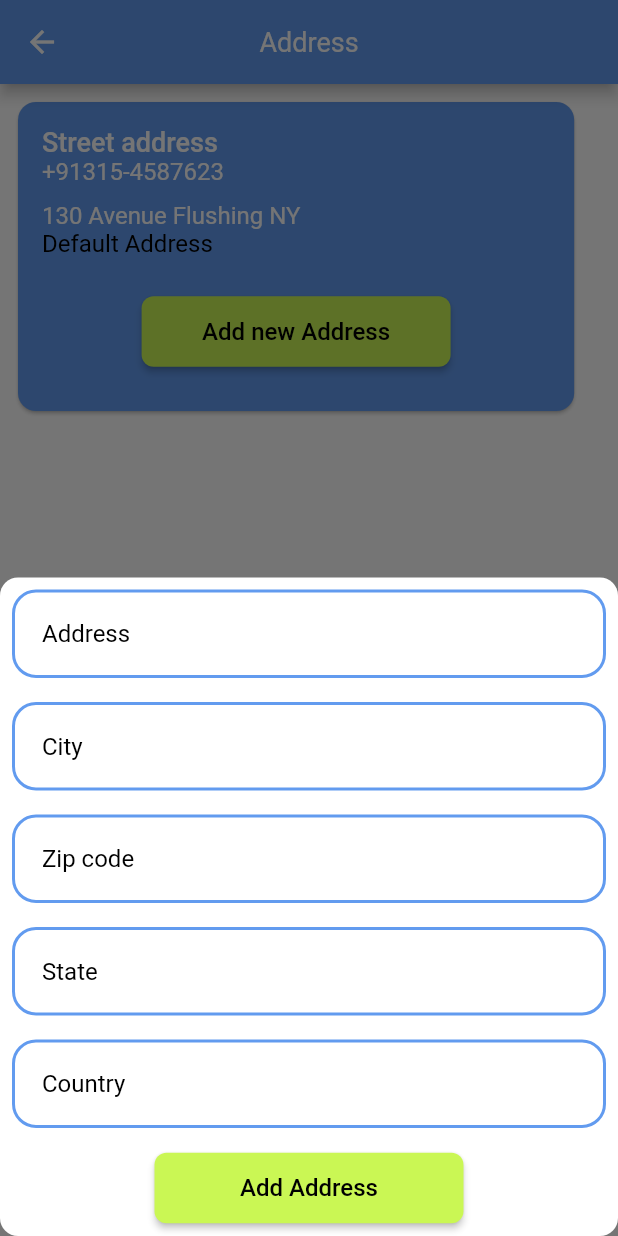
After one commit to usamamalik3/Ugocash, a Flutter app: the AdressDetails screen opened by its route, after a tap on "Add new Address", on a phone screen of 412 x 824 dp. The commit adds this screen. Run offline on Flutter 3.47's test engine with Material 2 defaults, Android fonts, the phone set to English and light mode, and no system bars; our stand-ins replace dropdown_button2, firebase_auth, flutter_holo_date_picker, flutter_svg, font_awesome_flutter, otp_text_field and 2 more; accounts and stored records are empty; Roboto replaces fonts that are missing (Gilroy).

Commit message:
ui updated 20/5/23

```diff
--- a/lib/config/routes.dart
+++ b/lib/config/routes.dart
@@ -6,6 +6,8 @@ import 'package:ugocash/screen/confirm_transaction.dart';
 
 import 'package:ugocash/screen/home.dart';
 import 'package:ugocash/screen/login.dart';
+import 'package:ugocash/screen/profile/address_details.dart';
+import 'package:ugocash/screen/profile/transaction_history.dart';
 
 
 import 'package:ugocash/screen/recipient/add_recipient.dart';
@@ -29,7 +31,9 @@ static const String welcome ="/welcome";
   static const String addrecipient ='/addrecipient';
   static const String addcard ="/addcard";
   static const String addbank = "/addbank";
-  static const String confrmtranscation ="confirmtransc";
+  static const String confrmtranscation ="/confirmtransc";
+  static const String addressdetails="/addressdetails";
+  static const String transactionhistory ="/transactionhistory";
   Route<dynamic> generateRoute(RouteSettings routeSettings) {
     switch (routeSettings.name) {
        case onboarding:
@@ -61,6 +65,10 @@ static const String welcome ="/welcome";
              return MaterialPageRoute<AddCard>(builder: (context) => const AddCard());
         case confrmtranscation:
              return MaterialPageRoute<ConfirmTranscation>(builder: (context) => const ConfirmTranscation());
+         case addressdetails:
+             return MaterialPageRoute<AdressDetails>(builder: (context) => const AdressDetails());
+         case transactionhistory:
+             return MaterialPageRoute<TransactionHistory>(builder: (context) => const TransactionHistory());
 
       default:
         return MaterialPageRoute<RegisterScreen>(
--- a/lib/main.dart
+++ b/lib/main.dart
@@ -28,7 +28,7 @@ class MyApp extends StatelessWidget {
     debugShowCheckedModeBanner: false,
        onGenerateRoute: Routes().generateRoute,
       theme: themeData,
-      home: OnBoarding(),
+      home: SplashScreen(),
     );
   }
 }
--- a/lib/screen/link_method/add_card.dart
+++ b/lib/screen/link_method/add_card.dart
@@ -20,7 +20,7 @@ class _AddCardState extends State<AddCard> {
   Widget build(BuildContext context) {
    double  width = MediaQuery.of(context).size.width;
     return Scaffold(
-      appBar: AppBar(title: Text("Add a card"),),
+      appBar: AppBar(title: Text("Link a card"),),
       body: SingleChildScrollView(
         child: SafeArea(
           child: Padding(
@@ -123,7 +123,7 @@ class _AddCardState extends State<AddCard> {
                           child: const Padding(
                             padding: EdgeInsets.all(14.0),
                             child: Text(
-                              'Add card',
+                              'Link card',
                               style: TextStyle(
                                   fontSize: 16, color: AppColors.textColor),
                             ),
--- /dev/null
+++ b/lib/screen/profile/address_details.dart
@@ -0,0 +1,230 @@
+import 'dart:ui';
+
+import 'package:flutter/material.dart';
+import 'package:flutter/src/widgets/container.dart';
+import 'package:flutter/src/widgets/framework.dart';
+import 'package:ugocash/styles/colors.dart';
+
+class AdressDetails extends StatefulWidget {
+  const AdressDetails({super.key});
+
+  @override
+  State<AdressDetails> createState() => _AdressDetailsState();
+}
+
+class _AdressDetailsState extends State<AdressDetails> {
+  final _formKey = GlobalKey<FormState>();
+  TextEditingController address2Controller = TextEditingController();
+  TextEditingController zipcodeController = TextEditingController();
+  TextEditingController cityController = TextEditingController();
+  TextEditingController stateController = TextEditingController();
+  TextEditingController countryController = TextEditingController();
+  @override
+  Widget build(BuildContext context) {
+    double width = MediaQuery.of(context).size.width;
+    double height = MediaQuery.of(context).size.height;
+    return Scaffold(
+      appBar: AppBar(title: const Text("Address")),
+      body: Padding(
+        padding: const EdgeInsets.all(8.0),
+        child: Column(
+          children: [
+            Card(
+              shape: RoundedRectangleBorder(
+                  borderRadius: BorderRadius.circular(12)),
+              child: Container(
+                width: width * 0.9,
+                height: height * 0.25,
+                child: Padding(
+                  padding: const EdgeInsets.all(16.0),
+                  child: Column(
+                    crossAxisAlignment: CrossAxisAlignment.start,
+                    children: [
+                      Text(
+                        "Street address",
+                        style: Theme.of(context).textTheme.titleLarge,
+                      ),
+                      Text(
+                        "+91315-4587623",
+                        style: Theme.of(context).textTheme.titleMedium,
+                      ),
+                      SizedBox(
+                        height: 10,
+                      ),
+                      Text(
+                        "130 Avenue Flushing NY",
+                        style: Theme.of(context).textTheme.titleMedium,
+                      ),
+                      Text(
+                        "Default Address",
+                        style: Theme.of(context).textTheme.labelMedium,
+                      ),
+                      SizedBox(
+                        height: 25,
+                      ),
+                      Center(
+                        child: SizedBox(
+                          width: width * 0.5,
+                          child: ElevatedButton(
+                            onPressed: () {
+                              // _loginWithPhoneNumber(phonecontroller.text);
+                              showModalBottomSheet(
+                                shape: RoundedRectangleBorder( borderRadius: BorderRadius.circular(12)),
+                                context: context,
+                                builder: (context) {
+                                  return Padding(
+                                    padding: const EdgeInsets.all(8.0),
+                                    child: Form(
+                                      key: _formKey,
+                                      child: Wrap(
+                                        children: [
+                                          TextFormField(
+                                            controller: address2Controller,
+                                            keyboardType:
+                                                TextInputType.streetAddress,
+                                            decoration: InputDecoration(
+                                              hintText: "Address",
+                                              label: Padding(
+                                                padding:
+                                                    const EdgeInsets.all(8.0),
+                                                child: Text(
+                                                  "Address",
+                                                  style: Theme.of(context)
+                                                      .textTheme
+                                                      .labelMedium,
+                                                ),
+                                              ),
+                                            ),
+                                          ),
+                                          const SizedBox(
+                                            height: 75,
+                                          ),
+                                          TextFormField(
+                                            controller: cityController,
+                                            keyboardType: TextInputType.text,
+                                            decoration: InputDecoration(
+                                              hintText: "Delhi",
+                                              label: Padding(
+                                                padding:
+                                                    const EdgeInsets.all(8.0),
+                                                child: Text(
+                                                  "City",
+                                                  style: Theme.of(context)
+                                                      .textTheme
+                                                      .labelMedium,
+                                                ),
+                                              ),
+                                            ),
+                                          ),
+                                          const SizedBox(
+                                            height: 75,
+                                          ),
+                                          TextFormField(
+                                            controller: zipcodeController,
+                                            keyboardType: TextInputType.number,
+                                            decoration: InputDecoration(
+                                              hintText: "12345",
+                                              label: Padding(
+                                                padding:
+                                                    const EdgeInsets.all(8.0),
+                                                child: Text(
+                                                  "Zip code",
+                                                  style: Theme.of(context)
+                                                      .textTheme
+                                                      .labelMedium,
+                                                ),
+                                              ),
+                                            ),
+                                          ),
+                                          const SizedBox(
+                                            height: 75,
+                                          ),
+                                          TextFormField(
+                                            controller: stateController,
+                                            keyboardType: TextInputType.text,
+                                            decoration: InputDecoration(
+                                              hintText: "Punjab",
+                                              label: Padding(
+                                                padding:
+                                                    const EdgeInsets.all(8.0),
+                                                child: Text(
+                                                  "State",
+                                                  style: Theme.of(context)
+                                                      .textTheme
+                                                      .labelMedium,
+                                                ),
+                                              ),
+                                            ),
+                                          ),
+                                          const SizedBox(
+                                            height: 75,
+                                          ),
+                                          TextFormField(
+                                            controller: zipcodeController,
+                                            keyboardType: TextInputType.number,
+                                            decoration: InputDecoration(
+                                              hintText: "India",
+                                              label: Padding(
+                                                padding:
+                                                    const EdgeInsets.all(8.0),
+                                                child: Text(
+                                                  "Country",
+                                                  style: Theme.of(context)
+                                                      .textTheme
+                                                      .labelMedium,
+                                                ),
+                                              ),
+                                            ),
+                                          ),
+                                           const SizedBox(
+                                            height: 75,
+                                          ),
+                                          Center(
+                    child: SizedBox(
+                      width: width * 0.5,
+                      child: ElevatedButton(
+                        onPressed: () {
+                          // _loginWithPhoneNumber(phonecontroller.text);
+
+                          Navigator.pushReplacementNamed(context, "/login");
+                        },
+                        child: const Padding(
+                          padding: EdgeInsets.all(14.0),
+                          child: Text(
+                            'Add Address',
+                            style: TextStyle(
+                                fontSize: 16, color: AppColors.textColor),
+                          ),
+                        ),
+                      ),
+                    ),
+                  ),
+                                        ],
+                                      ),
+                                    ),
+                                  );
+                                },
+                              );
+                            },
+                            child: const Padding(
+                              padding: EdgeInsets.all(14.0),
+                              child: Text(
+                                'Add new Address',
+                                style: TextStyle(
+                                    fontSize: 16, color: AppColors.textColor),
+                              ),
+                            ),
+                          ),
+                        ),
+                      ),
+                    ],
+                  ),
+                ),
+              ),
+            )
+          ],
+        ),
+      ),
+    );
+  }
+}
--- a/pubspec.yaml
+++ b/pubspec.yaml
@@ -44,6 +44,7 @@ dependencies:
   shared_preferences: ^2.1.1
   searchfield: ^0.8.0
   font_awesome_flutter: ^10.4.0
+  flutter_holo_date_picker: ^1.1.0
 
 
 dev_dependencies:
```
Also changed, not shown: lib/screen/confirm_transaction.dart (+11 -11 lines), lib/screen/dashboard.dart (+37 -22 lines), lib/screen/link_method/add_bank.dart (+16 -14 lines), lib/screen/profile/account_item.dart (+11 -8 lines), lib/screen/profile/account_screen.dart (+7 -2 lines), lib/screen/profile/transaction_history.dart (added, +97 -0 lines), lib/screen/register2.dart (+15 -14 lines), pubspec.lock.
